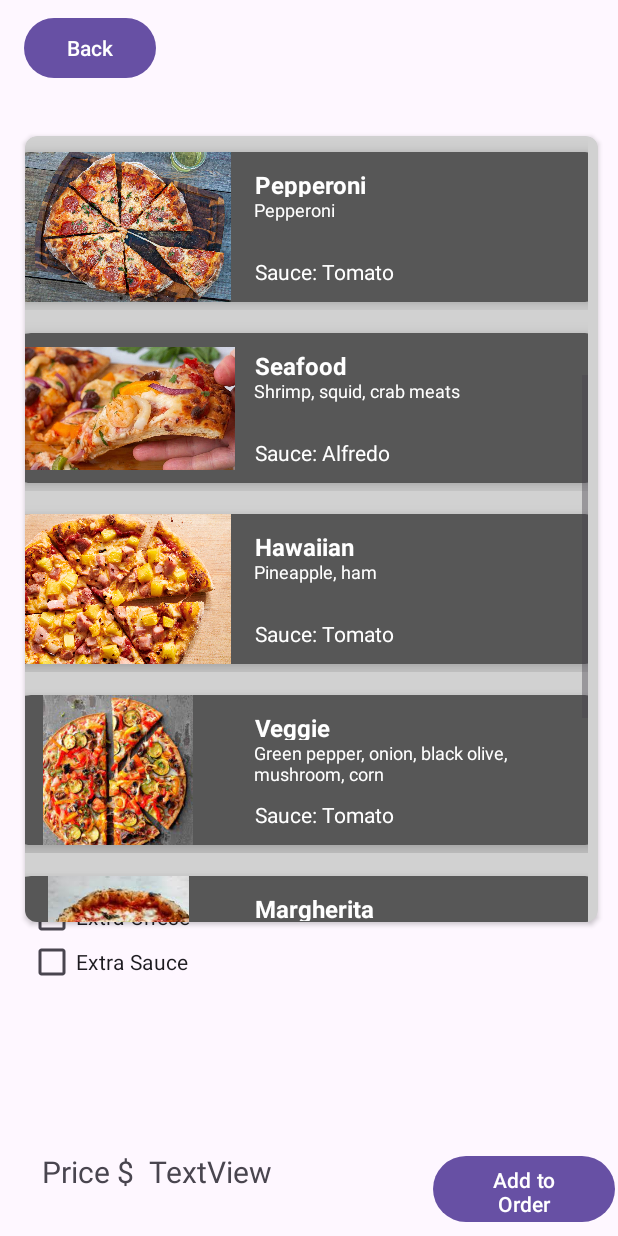
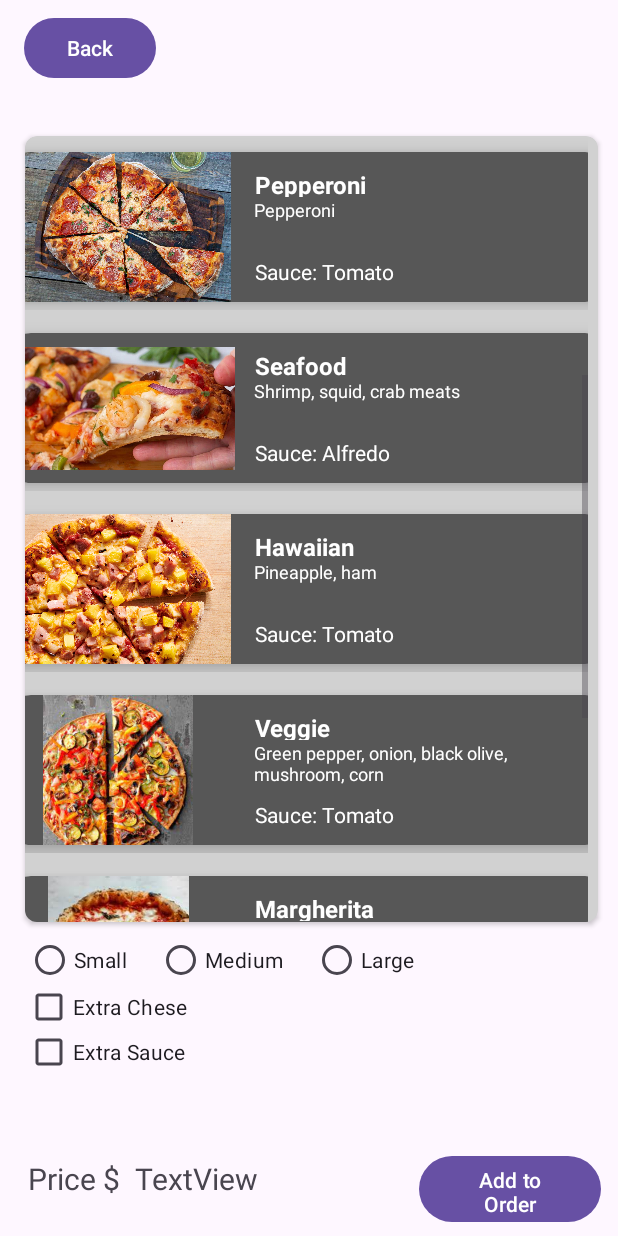
Before and after one commit to aecone/Pizza-Maker, an Android app: the Specialty screen opened directly, with no data from a screen before it, scrolled down 366 dp, on a phone screen of 412 x 824 dp. Run offline under Robolectric (Android 15) with nearby library versions, the phone set to English and light mode, and no system bars.

Commit message:
specialty

```diff
--- a/app/src/main/res/layout/activity_specialty.xml
+++ b/app/src/main/res/layout/activity_specialty.xml
@@ -6,6 +6,17 @@
     android:layout_height="match_parent"
     tools:context=".Specialty">
 
+
+    <CheckBox
+        android:id="@+id/extraCheese"
+        android:layout_width="114dp"
+        android:layout_height="30dp"
+        android:text="Extra Chese"
+        app:layout_constraintEnd_toEndOf="parent"
+        app:layout_constraintHorizontal_bias="0.057"
+        app:layout_constraintStart_toStartOf="parent"
+        app:layout_constraintTop_toBottomOf="@+id/radioGroup" />
+
     <CheckBox
         android:id="@+id/extraSauce"
         android:layout_width="114dp"
@@ -13,22 +24,10 @@
         android:text="Extra Sauce"
         app:layout_constraintBottom_toBottomOf="parent"
         app:layout_constraintEnd_toEndOf="parent"
-        app:layout_constraintHorizontal_bias="0.063"
+        app:layout_constraintHorizontal_bias="0.057"
         app:layout_constraintStart_toStartOf="parent"
         app:layout_constraintTop_toBottomOf="@+id/extraCheese"
         app:layout_constraintVertical_bias="0.0" />
-
-    <CheckBox
-        android:id="@+id/extraCheese"
-        android:layout_width="114dp"
-        android:layout_height="30dp"
-        android:layout_marginTop="596dp"
-        android:text="Extra Chese"
-        app:layout_constraintEnd_toEndOf="parent"
-        app:layout_constraintHorizontal_bias="0.063"
-        app:layout_constraintStart_toStartOf="parent"
-        app:layout_constraintTop_toTopOf="parent" />
-
 
     <TextView
         android:id="@+id/textView3"
@@ -42,7 +41,7 @@
         app:layout_constraintHorizontal_bias="1.0"
         app:layout_constraintStart_toStartOf="parent"
         app:layout_constraintTop_toBottomOf="@+id/cardView"
-        app:layout_constraintVertical_bias="0.859" />
+        app:layout_constraintVertical_bias="0.885" />
 
     <androidx.cardview.widget.CardView
         android:id="@+id/cardView"
@@ -68,13 +67,14 @@
             app:layout_constraintStart_toStartOf="parent"
             app:layout_constraintTop_toTopOf="parent"
             app:layout_constraintVertical_bias="0.286" />
+
     </androidx.cardview.widget.CardView>
 
     <Button
         android:id="@+id/addButton"
         android:layout_width="121dp"
         android:layout_height="52dp"
-        android:text="Add to Order"
+        android:text="@string/add_to_order"
         app:layout_constraintBottom_toBottomOf="parent"
         app:layout_constraintEnd_toEndOf="parent"
         app:layout_constraintHorizontal_bias="0.0"
@@ -90,22 +90,56 @@
         android:textSize="20sp"
         app:layout_constraintBottom_toBottomOf="parent"
         app:layout_constraintEnd_toEndOf="parent"
-        app:layout_constraintHorizontal_bias="0.445"
+        app:layout_constraintHorizontal_bias="0.405"
         app:layout_constraintStart_toStartOf="parent"
         app:layout_constraintTop_toBottomOf="@+id/cardView"
-        app:layout_constraintVertical_bias="0.859" />
+        app:layout_constraintVertical_bias="0.885" />
 
     <Button
         android:id="@+id/backButton"
         android:layout_width="wrap_content"
         android:layout_height="wrap_content"
         android:layout_marginTop="8dp"
-        android:text="Back"
-        app:layout_constraintTop_toBottomOf="@+id/cardView"
+        android:onClick="displayMain"
+        android:text="@string/back"
         app:layout_constraintEnd_toEndOf="parent"
         app:layout_constraintHorizontal_bias="0.05"
         app:layout_constraintStart_toStartOf="parent"
-        app:layout_constraintTop_toTopOf="parent"
-        app:layout_constraintVertical_bias="1.0" />
+        app:layout_constraintTop_toBottomOf="@+id/cardView"
+        app:layout_constraintTop_toTopOf="parent" />
+
+    <RadioGroup
+        android:id="@+id/radioGroup"
+        android:layout_width="381dp"
+        android:layout_height="32dp"
+        android:orientation="horizontal"
+        app:layout_constraintBottom_toBottomOf="parent"
+        app:layout_constraintEnd_toEndOf="parent"
+        app:layout_constraintHorizontal_bias="0.566"
+        app:layout_constraintStart_toStartOf="parent"
+        app:layout_constraintTop_toBottomOf="@+id/cardView"
+        app:layout_constraintVertical_bias="0.053">
+
+        <RadioButton
+            android:id="@+id/radioButton1"
+            android:layout_width="wrap_content"
+            android:layout_height="wrap_content"
+            android:layout_marginEnd="20dp"
+            android:text="@string/small" />
+
+        <RadioButton
+            android:id="@+id/radioButton2"
+            android:layout_width="wrap_content"
+            android:layout_height="wrap_content"
+            android:layout_marginEnd="20dp"
+            android:text="@string/medium" />
+
+        <RadioButton
+            android:id="@+id/radioButton3"
+            android:layout_width="wrap_content"
+            android:layout_height="wrap_content"
+            android:text="@string/large" />
+
+    </RadioGroup>
 
 </androidx.constraintlayout.widget.ConstraintLayout>
--- a/app/src/main/res/values/strings.xml
+++ b/app/src/main/res/values/strings.xml
@@ -1,5 +1,12 @@
 <resources>
     <string name="app_name">RUPizza</string>
+    <string name="add_to_order">Add to Order</string>
+    <string name="back">Back</string>
+    <string name="small">Small</string>
+    <string name="medium">Medium</string>
+    <string name="large">Large</string>
+
+
 
     <string-array name="pizza_type">
         <item>Deluxe</item>
```
Also changed, not shown: app/src/main/java/com/pizza/RUPizza/Specialty.java (+11 -0 lines), app/src/main/java/com/pizza/RUPizza/StoreOrder.java (+10 -0 lines), app/src/main/res/layout/activity_store_order.xml (+61 -48 lines).
